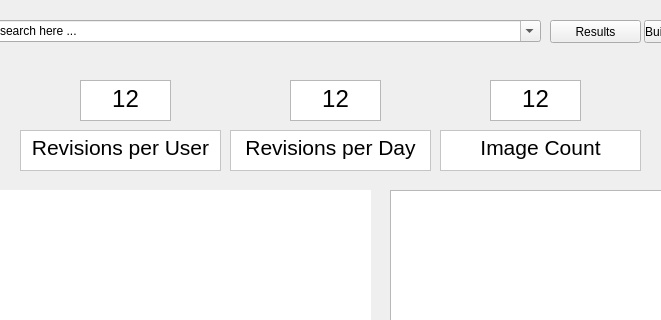
First picture: the form in dashboardView.ui, repository Mozes420/wikipyfh, before the edit; both pictures show x 470 to 1131 and y 0 to 320 of the 1241 by 794 pixel window.
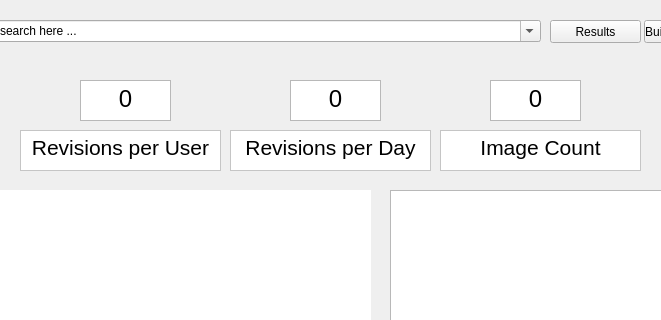
Second picture: the form after the edit.

```diff
--- a/dashboardView.ui
+++ b/dashboardView.ui
@@ -72,8 +72,8 @@
      <string>&lt;!DOCTYPE HTML PUBLIC &quot;-//W3C//DTD HTML 4.0//EN&quot; &quot;http://www.w3.org/TR/REC-html40/strict.dtd&quot;&gt;
 &lt;html&gt;&lt;head&gt;&lt;meta name=&quot;qrichtext&quot; content=&quot;1&quot; /&gt;&lt;style type=&quot;text/css&quot;&gt;
 p, li { white-space: pre-wrap; }
-&lt;/style&gt;&lt;/head&gt;&lt;body style=&quot; font-family:'MS Shell Dlg 2'; font-size:7.8pt; font-weight:400; font-style:normal;&quot;&gt;
-&lt;p align=&quot;center&quot; style=&quot; margin-top:0px; margin-bottom:0px; margin-left:0px; margin-right:0px; -qt-block-indent:0; text-indent:0px;&quot;&gt;&lt;span style=&quot; font-size:18pt;&quot;&gt;12&lt;/span&gt;&lt;/p&gt;&lt;/body&gt;&lt;/html&gt;</string>
+&lt;/style&gt;&lt;/head&gt;&lt;body style=&quot; font-family:'MS Shell Dlg 2'; font-size:8.25pt; font-weight:400; font-style:normal;&quot;&gt;
+&lt;p align=&quot;center&quot; style=&quot; margin-top:0px; margin-bottom:0px; margin-left:0px; margin-right:0px; -qt-block-indent:0; text-indent:0px;&quot;&gt;&lt;span style=&quot; font-size:18pt;&quot;&gt;0&lt;/span&gt;&lt;/p&gt;&lt;/body&gt;&lt;/html&gt;</string>
     </property>
    </widget>
    <widget class="QPushButton" name="pushButton">
@@ -220,8 +220,8 @@
      <string>&lt;!DOCTYPE HTML PUBLIC &quot;-//W3C//DTD HTML 4.0//EN&quot; &quot;http://www.w3.org/TR/REC-html40/strict.dtd&quot;&gt;
 &lt;html&gt;&lt;head&gt;&lt;meta name=&quot;qrichtext&quot; content=&quot;1&quot; /&gt;&lt;style type=&quot;text/css&quot;&gt;
 p, li { white-space: pre-wrap; }
-&lt;/style&gt;&lt;/head&gt;&lt;body style=&quot; font-family:'MS Shell Dlg 2'; font-size:7.8pt; font-weight:400; font-style:normal;&quot;&gt;
-&lt;p align=&quot;center&quot; style=&quot; margin-top:0px; margin-bottom:0px; margin-left:0px; margin-right:0px; -qt-block-indent:0; text-indent:0px;&quot;&gt;&lt;span style=&quot; font-size:18pt;&quot;&gt;12&lt;/span&gt;&lt;/p&gt;&lt;/body&gt;&lt;/html&gt;</string>
+&lt;/style&gt;&lt;/head&gt;&lt;body style=&quot; font-family:'MS Shell Dlg 2'; font-size:8.25pt; font-weight:400; font-style:normal;&quot;&gt;
+&lt;p align=&quot;center&quot; style=&quot; margin-top:0px; margin-bottom:0px; margin-left:0px; margin-right:0px; -qt-block-indent:0; text-indent:0px;&quot;&gt;&lt;span style=&quot; font-size:18pt;&quot;&gt;0&lt;/span&gt;&lt;/p&gt;&lt;/body&gt;&lt;/html&gt;</string>
     </property>
    </widget>
    <widget class="QTextEdit" name="textEdit_2">
@@ -237,8 +237,8 @@
      <string>&lt;!DOCTYPE HTML PUBLIC &quot;-//W3C//DTD HTML 4.0//EN&quot; &quot;http://www.w3.org/TR/REC-html40/strict.dtd&quot;&gt;
 &lt;html&gt;&lt;head&gt;&lt;meta name=&quot;qrichtext&quot; content=&quot;1&quot; /&gt;&lt;style type=&quot;text/css&quot;&gt;
 p, li { white-space: pre-wrap; }
-&lt;/style&gt;&lt;/head&gt;&lt;body style=&quot; font-family:'MS Shell Dlg 2'; font-size:7.8pt; font-weight:400; font-style:normal;&quot;&gt;
-&lt;p align=&quot;center&quot; style=&quot; margin-top:0px; margin-bottom:0px; margin-left:0px; margin-right:0px; -qt-block-indent:0; text-indent:0px;&quot;&gt;&lt;span style=&quot; font-size:18pt;&quot;&gt;12&lt;/span&gt;&lt;/p&gt;&lt;/body&gt;&lt;/html&gt;</string>
+&lt;/style&gt;&lt;/head&gt;&lt;body style=&quot; font-family:'MS Shell Dlg 2'; font-size:8.25pt; font-weight:400; font-style:normal;&quot;&gt;
+&lt;p align=&quot;center&quot; style=&quot; margin-top:0px; margin-bottom:0px; margin-left:0px; margin-right:0px; -qt-block-indent:0; text-indent:0px;&quot;&gt;&lt;span style=&quot; font-size:18pt;&quot;&gt;0&lt;/span&gt;&lt;/p&gt;&lt;/body&gt;&lt;/html&gt;</string>
     </property>
    </widget>
    <widget class="QTextBrowser" name="textBrowser">
```
